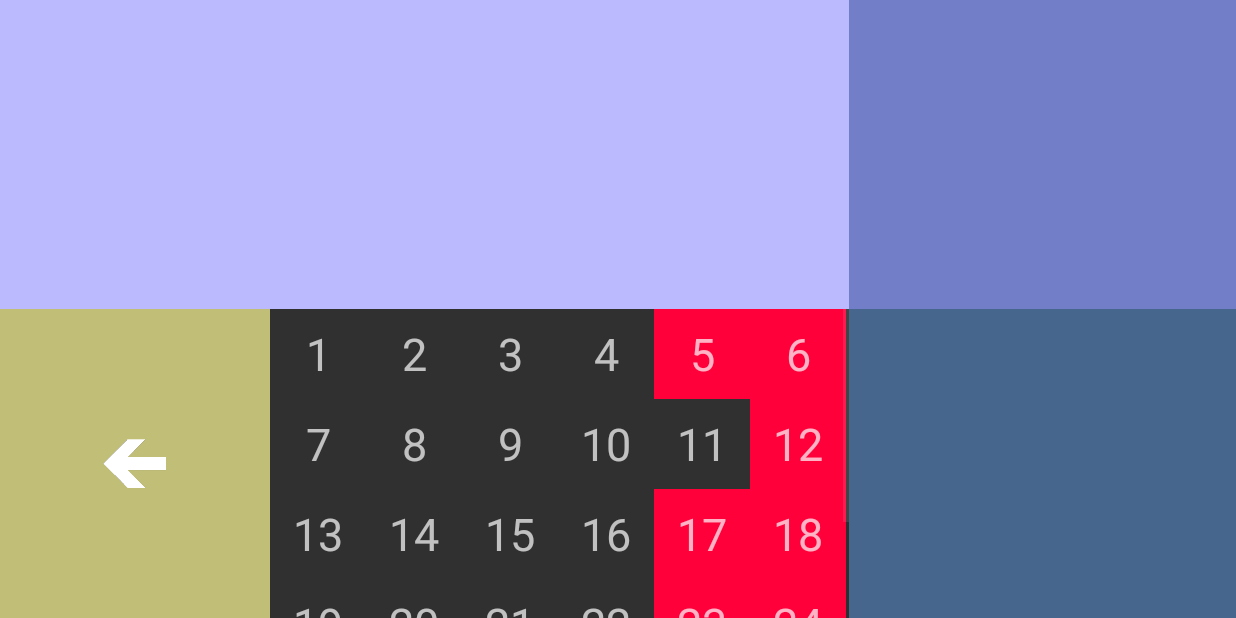
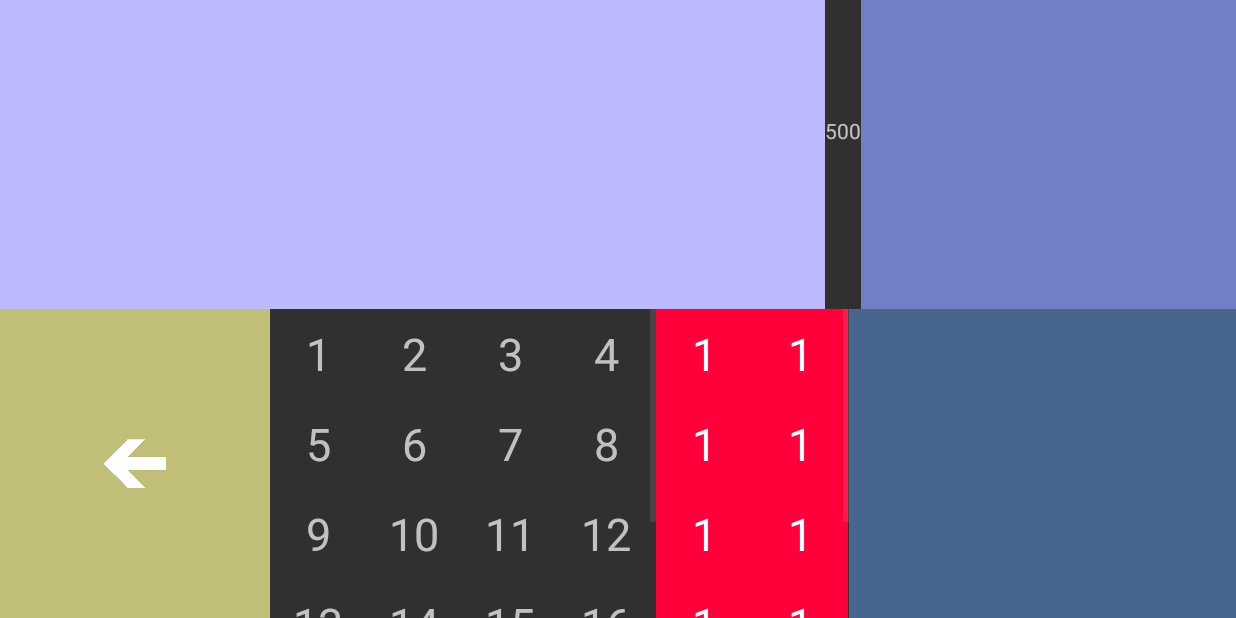
Before and after one commit to CaptainQuark/Voyage, an Android app: the CombatActivity screen opened directly, with no data from a screen before it, after a tap on "10", on a phone screen of 824 x 412 dp (held sideways). Run offline under Robolectric (Android 15) with nearby library versions, the phone set to English and light mode, and no system bars.

Commit message:
+ Combat aktualisiert

```diff
--- a/app/src/main/java/com/example/thomas/voyage/CombatActivity.java
+++ b/app/src/main/java/com/example/thomas/voyage/CombatActivity.java
@@ -4,7 +4,6 @@ import android.app.Activity;
 import android.content.Context;
 import android.content.Intent;
 import android.os.Bundle;
-import android.util.Log;
 import android.view.LayoutInflater;
 import android.view.View;
 import android.view.ViewGroup;
@@ -14,19 +13,32 @@ import android.widget.TextView;
 
 public class CombatActivity extends Activity {
 
+    static int monsterHealth = 500;
+    static int scoreMultiplier = 1, scoreMultiplier1 = 1,scoreMultiplier2 = 1,scoreMultiplier3 = 1;
+    static String finishMultiplier = "UniversalSingle", FinishMultiplier1 = "UniversalSingle",finishMultiplier2 = "UniversalSingle",finishMultiplier3 = "UniversalSingle";
+    static int scoreField1 = 0,scoreField2 = 0,scoreField3 = 0,  dartCount = 1;
+    static TextView monsterHealthView;
+
     @Override
     protected void onCreate(Bundle savedInstanceState) {
         super.onCreate(savedInstanceState);
         setContentView(R.layout.activity_combat);
         hideSystemUI();
 
-        int[] prgmNameList = new int[30];
-        for (int i = 0; i < 30; i++) {
-            prgmNameList[i] = i + 1;
+        int[] numbersOfBoardList = new int[20];
+        for (int i = 0; i < 20; i++) {
+            numbersOfBoardList[i] = i + 1;
         }
 
-        GridView gridView = (GridView) findViewById(R.id.activity_combat_gridView);
-        gridView.setAdapter(new CustomAdapter(this, prgmNameList));
+        int[] specialSymbolsList = new int[10];
+        for (int i = 0; i < 10; i++){
+            specialSymbolsList[i] = i+1 ;
+        }
+        monsterHealthView = (TextView) findViewById(R.id.monsterHealthView);
+        GridView gridViewNumnbers = (GridView) findViewById(R.id.activity_combat_gridView_numbers);
+        GridView gridViewSpecials = (GridView) findViewById(R.id.activity_combat_gridView_specials);
+        gridViewNumnbers.setAdapter(new CustomAdapter(this, numbersOfBoardList));
+        gridViewSpecials.setAdapter(new CustomAdapter(this, specialSymbolsList));
     }
 
     public void activityCombatBackToMain(View view) {
@@ -34,23 +46,10 @@ public class CombatActivity extends Activity {
         startActivity(i);
     }
 
-    private void hideSystemUI() {
-        // Set the IMMERSIVE flag.
-        // Set the content to appear under the system bars so that the content
-        // doesn't resize when the system bars hide and show.
-        getWindow().getDecorView().setSystemUiVisibility(
-                View.SYSTEM_UI_FLAG_LAYOUT_STABLE
-                        | View.SYSTEM_UI_FLAG_LAYOUT_HIDE_NAVIGATION
-                        | View.SYSTEM_UI_FLAG_LAYOUT_FULLSCREEN
-                        | View.SYSTEM_UI_FLAG_HIDE_NAVIGATION // hide nav bar
-                        | View.SYSTEM_UI_FLAG_FULLSCREEN // hide status bar
-                        | View.SYSTEM_UI_FLAG_IMMERSIVE);
-    }
-
     private static class CustomAdapter extends BaseAdapter {
 
         int[] result;
-        int posCorrectionModFive = 0;
+        int currentSelectedPosition = 0, lastSelectedPosition = 0;
         Context context;
         private LayoutInflater inflater = null;
 
@@ -78,37 +77,91 @@ public class CombatActivity extends Activity {
         }
 
         @Override
-        public View getView(final int position, View convertView, ViewGroup parent) {
-            Holder holder = new Holder();
+        public View getView(final int position, final View convertView, final ViewGroup parent) {
 
+            final Holder holder = new Holder();
             View rowView;
 
-            rowView = inflater.inflate(R.layout.gridview_combat, null);
-            holder.tv = (TextView) rowView.findViewById(R.id.gridView_combat_textView);
-
-            holder.tv.setText(result[position] + "");
-
-            if ((((result[position] - posCorrectionModFive) % (5 * (posCorrectionModFive + 1)) == 0))) {
-                Log.v(" - MODULUS 5", "correctionInt: " + posCorrectionModFive + ", result[position]: " + result[position]);
-                posCorrectionModFive++;
-                holder.tv.setBackgroundColor(context.getResources().getColor(R.color.highlight_cherryred));
-            } else if ((((result[position]) % 6) == 0)) {
-                holder.tv.setBackgroundColor(context.getResources().getColor(R.color.highlight_cherryred));
+            if(result.length == 20){
+                rowView = inflater.inflate(R.layout.gridview_combat_left_panel, null);
+                holder.tv = (TextView) rowView.findViewById(R.id.gridView_combat_textView);
+                holder.tv.setText(result[position] + "");
+            }else{
+                rowView = inflater.inflate(R.layout.gridview_combat_right_panel, null);
             }
 
             rowView.setOnClickListener(new View.OnClickListener() {
 
                 @Override
                 public void onClick(View v) {
-                    Message.message(context, "You Clicked " + result[position]);
+                    lastSelectedPosition = currentSelectedPosition;
+                    currentSelectedPosition = position;
+
+                    //holder.tv.setBackgroundColor(context.getResources().getColor(R.color.highlight_cherryred));
+
+                    if (dartCount == 1) {
+                        scoreMultiplier1 = scoreMultiplier;
+                        scoreField1 = result[position];
+                        dartCount++;
+                    } else if (dartCount == 2) {
+                        scoreMultiplier2 = scoreMultiplier;
+                        scoreField2 = result[position];
+                        dartCount++;
+                    } else if (dartCount == 3) {
+                        scoreMultiplier3 = scoreMultiplier;
+                        scoreField3 = result[position];
+                        dartCount = 1;
+                        monsterHealth -= scoreMultiplier1 * scoreField1 + scoreMultiplier2 * scoreField2 + scoreMultiplier3 * scoreField3;
+                    }
+
+                    monsterHealthView.setText(monsterHealth + "");
+
                 }
             });
 
             return rowView;
         }
-
         public class Holder {
             TextView tv;
         }
     }
+
+    private void hideSystemUI() {
+        // Set the IMMERSIVE flag.
+        // Set the content to appear under the system bars so that the content
+        // doesn't resize when the system bars hide and show.
+        getWindow().getDecorView().setSystemUiVisibility(
+                View.SYSTEM_UI_FLAG_LAYOUT_STABLE
+                        | View.SYSTEM_UI_FLAG_LAYOUT_HIDE_NAVIGATION
+                        | View.SYSTEM_UI_FLAG_LAYOUT_FULLSCREEN
+                        | View.SYSTEM_UI_FLAG_HIDE_NAVIGATION // hide nav bar
+                        | View.SYSTEM_UI_FLAG_FULLSCREEN // hide status bar
+                        | View.SYSTEM_UI_FLAG_IMMERSIVE);
+    }
 }
+
+
+
+
+
+
+
+// CODE 2 LEARN
+            /*if ((((result[position] - posCorrectionModFive) % (5 * (posCorrectionModFive + 1)) == 0))) {
+
+                posCorrectionModFive++;
+                rowView = inflater.inflate(R.layout.gridview_combat_right_panel, null);
+                holder.tv = (ToggleButton) rowView.findViewById(R.id.gridView_combat_right_panel_textView);
+
+            } else if ((((result[position]) % 6) == 0)) {
+
+                rowView = inflater.inflate(R.layout.gridview_combat_right_panel, null);
+                holder.tv = (ToggleButton) rowView.findViewById(R.id.gridView_combat_right_panel_textView);
+
+            }else{
+
+                rowView = inflater.inflate(R.layout.gridview_combat, null);
+                holder.tv = (TextView) rowView.findViewById(R.id.gridView_combat_textView);
+                holder.tv.setText(result[position] + "");
+
+            }*/
--- a/app/src/main/java/com/example/thomas/voyage/HeroesPartyActivity.java
+++ b/app/src/main/java/com/example/thomas/voyage/HeroesPartyActivity.java
@@ -96,7 +96,7 @@ class MySimpleArrayAdapter extends ArrayAdapter<String> {
     public View getView(int position, View convertView, ViewGroup parent) {
         LayoutInflater inflater = (LayoutInflater) context.getSystemService(Context.LAYOUT_INFLATER_SERVICE);
 
-        View rowView = inflater.inflate(R.layout.rowlayout, parent, false);
+        View rowView = inflater.inflate(R.layout.listview_heroes_rowlayout, parent, false);
         ImageView imageView = (ImageView) rowView.findViewById(R.id.imageView_rowlayout);
 
         if (heroesHelper.getHeroName(position + 1).equals(context.getString(R.string.indicator_unused_row))) {
--- a/app/src/main/java/com/example/thomas/voyage/MerchantHeroActivity.java
+++ b/app/src/main/java/com/example/thomas/voyage/MerchantHeroActivity.java
@@ -200,6 +200,11 @@ public class MerchantHeroActivity extends Activity {
         return id;
     }
 
+    public void resetMerchant(View view){
+        updateMerchantsDatabase(3);
+        fillTextViewHeros(3);
+    }
+
     public void activityMerchantBackToStart(View view) {
         Intent i = new Intent(getApplicationContext(), StartActivity.class);
         startActivity(i);
--- a/app/src/main/res/layout-land/activity_combat.xml
+++ b/app/src/main/res/layout-land/activity_combat.xml
@@ -22,6 +22,13 @@
                 android:layout_height="match_parent"
                 android:layout_weight="2.2"
                 android:background="#bcbaff" />
+
+            <TextView
+                android:layout_width="wrap_content"
+                android:layout_height="51dp"
+                android:text="Monster Health"
+                android:id="@+id/monsterHealthView"
+                android:layout_gravity="center_vertical" />
 
             <ImageView
                 android:id="@+id/editText_"
@@ -48,11 +55,18 @@
                 android:src="@mipmap/ic_backbutton" />
 
             <GridView
-                android:id="@+id/activity_combat_gridView"
+                android:id="@+id/activity_combat_gridView_numbers"
                 android:layout_width="0dp"
                 android:layout_height="match_parent"
-                android:layout_weight="1.5"
-                android:numColumns="6" />
+                android:layout_weight="1"
+                android:numColumns="4" />
+
+            <GridView
+                android:id="@+id/activity_combat_gridView_specials"
+                android:layout_width="0dp"
+                android:layout_height="match_parent"
+                android:layout_weight="0.5"
+                android:numColumns="2" />
 
             <TextView
                 android:id="@+id/editTesdfxt_"
--- /dev/null
+++ b/app/src/main/res/layout/gridview_combat_right_panel.xml
@@ -0,0 +1,18 @@
+<?xml version="1.0" encoding="utf-8"?>
+<LinearLayout xmlns:android="http://schemas.android.com/apk/res/android"
+    android:id="@+id/gridView_combat_right_panel"
+    android:layout_width="match_parent"
+    android:layout_height="match_parent"
+    android:orientation="vertical">
+
+    <TextView
+        android:id="@+id/gridView_combat_right_panel_textView"
+        android:layout_width="match_parent"
+        android:layout_height="60dp"
+        android:gravity="center"
+        android:text="1"
+        android:textSize="30sp"
+        android:background="@color/highlight_cherryred"
+        android:textColor="@android:color/white" />
+
+</LinearLayout>
```
Also changed, not shown: app/src/main/res/layout-land/activity_merchant_hero.xml (+6 -4 lines), app/src/main/res/layout/gridview_combat_left_panel.xml (renamed from app/src/main/res/layout/gridview_combat.xml), app/src/main/res/layout/listview_heroes_rowlayout.xml (renamed from app/src/main/res/layout/rowlayout.xml), 1 other file.
